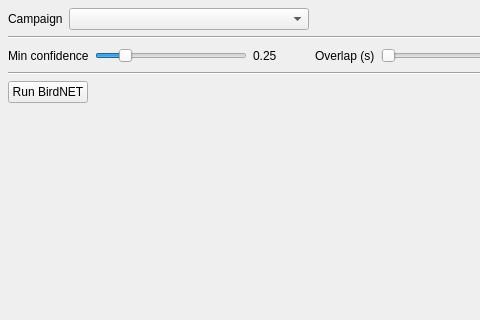
kenwer/pam-analyzer, file src/pam_analyzer/ui/panels/birdnet_panel.ui: the form before one commit; both pictures show x 0 to 480 and y 0 to 320 of the 900 by 700 pixel window.
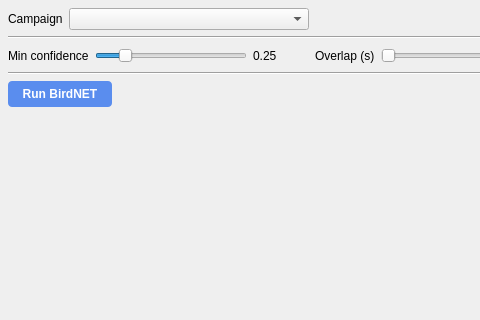
The form after the commit.

Commit message: Adjust the BirdNet button styling to match stopable button visual

The edit to the form file:
```diff
--- a/src/pam_analyzer/ui/panels/birdnet_panel.ui
+++ b/src/pam_analyzer/ui/panels/birdnet_panel.ui
@@ -235,9 +235,28 @@
     <layout class="QHBoxLayout" name="run_row">
      <item>
       <widget class="QPushButton" name="run_button">
+       <property name="styleSheet">
+        <string notr="true">QPushButton {
+  background-color: #5a8dee;
+  color: white;
+  border: none;
+  border-radius: 4px;
+  padding: 6px 14px;
+  font-weight: 600;
+}
+QPushButton:hover { background-color: #4a7dd0; }
+QPushButton:pressed { background-color: #3d6cb8; }
+QPushButton:checked { background-color: #e53935; }
+QPushButton:checked:hover { background-color: #d32f2f; }
+QPushButton:checked:pressed { background-color: #c62828; }
+QPushButton:disabled { background-color: #c0c0c0; color: #f5f5f5; }</string>
+       </property>
        <property name="text">
         <string>Run BirdNET</string>
        </property>
+       <property name="checkable">
+        <bool>true</bool>
+       </property>
       </widget>
      </item>
      <item>
```
The commit also changes 1 other file.
